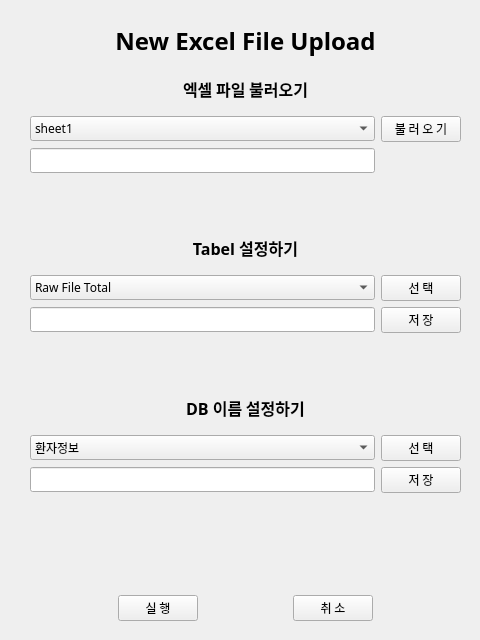
CNUHGILAB/Gastric_Cancer, file File_Upload/New_Window.ui: the form before one commit.
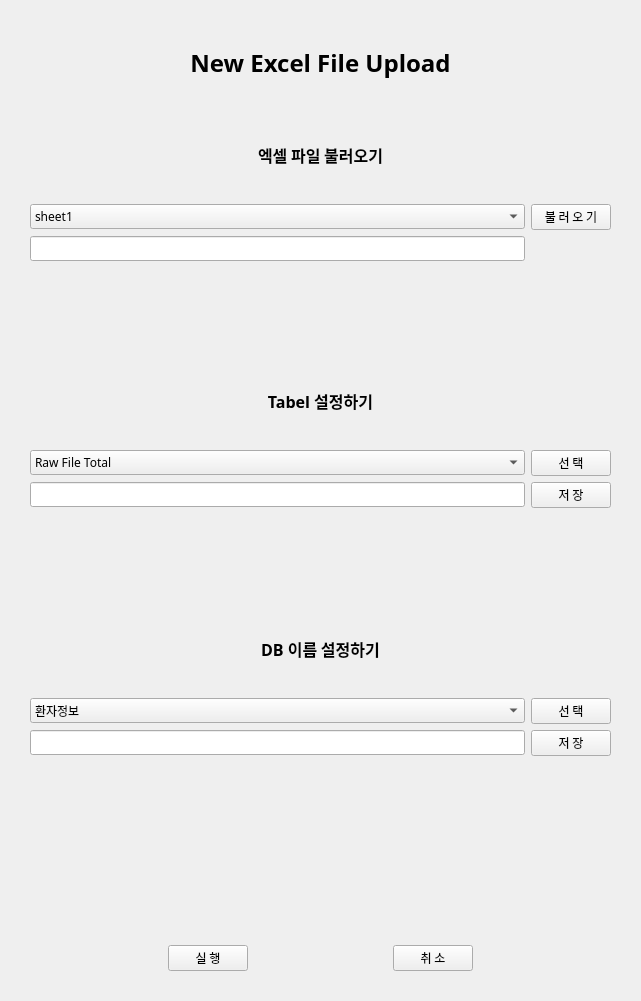
The form after the commit.

```diff
--- a/File_Upload/New_Window.ui
+++ b/File_Upload/New_Window.ui
@@ -6,8 +6,8 @@
    <rect>
     <x>0</x>
     <y>0</y>
-    <width>480</width>
-    <height>640</height>
+    <width>641</width>
+    <height>1001</height>
    </rect>
   </property>
   <property name="windowTitle">
@@ -18,8 +18,8 @@
     <rect>
      <x>30</x>
      <y>20</y>
-     <width>431</width>
-     <height>601</height>
+     <width>581</width>
+     <height>951</height>
     </rect>
    </property>
    <layout class="QGridLayout" name="gridLayout_3">
```
Left out of the diff: 7 changed lines with no effect on the pictures.
